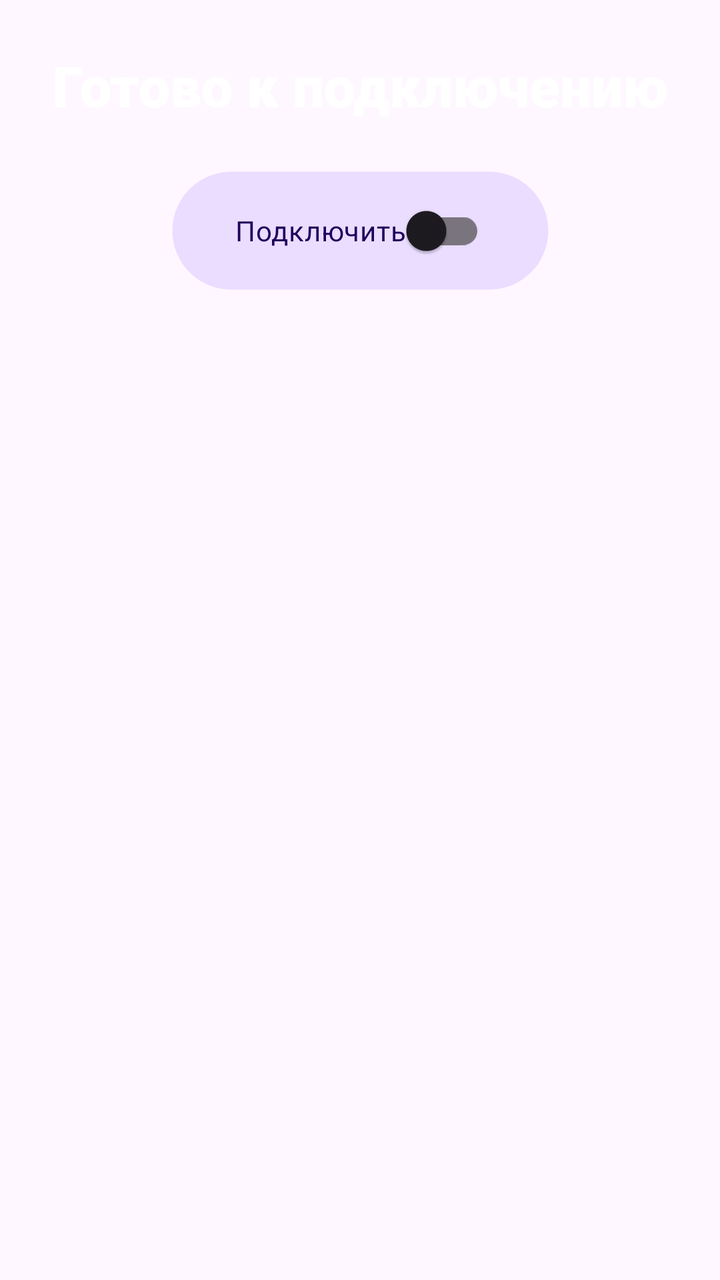
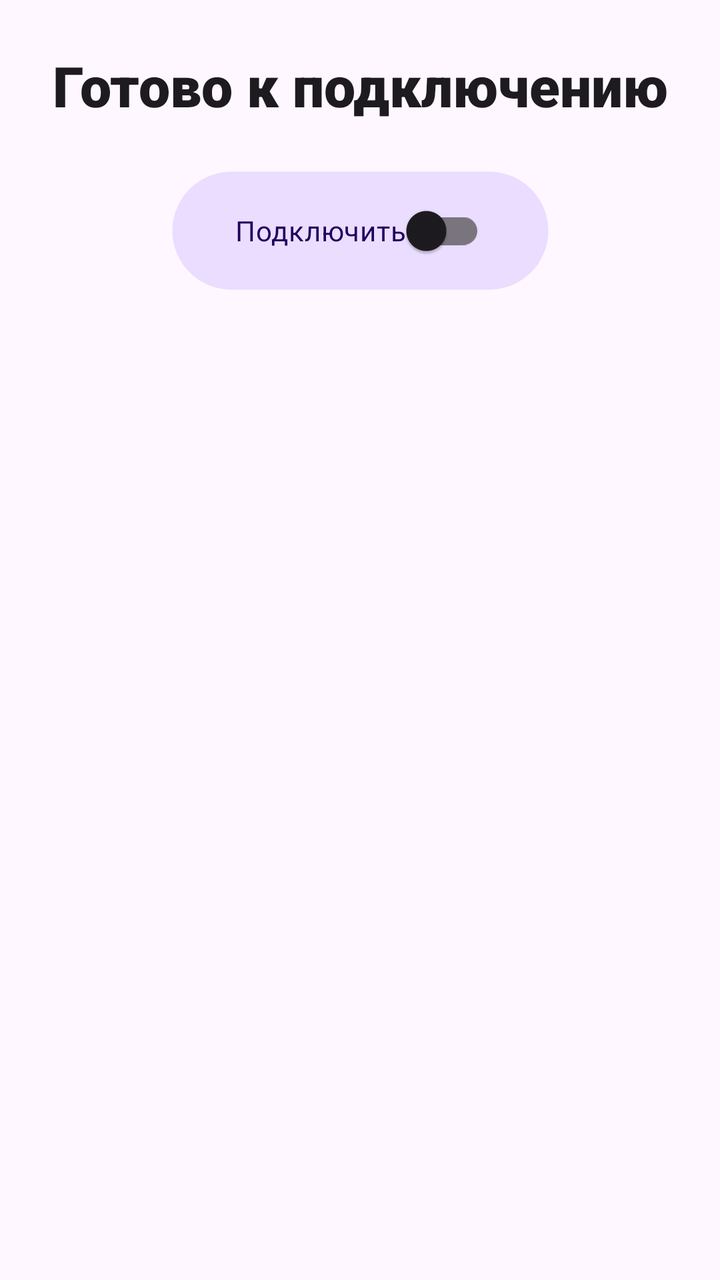

Compare the two renders of this Android layout. The source of the first and the diff that turns it into the second are given below.
<!-- AndroidManifest.xml: application theme DefaultTheme -->
<!-- res/layout/fragment_connect.xml -->
<?xml version="1.0" encoding="utf-8"?>
<ScrollView xmlns:android="http://schemas.android.com/apk/res/android"
    xmlns:app="http://schemas.android.com/apk/res-auto"
    xmlns:tools="http://schemas.android.com/tools"
    android:layout_width="match_parent"
    android:layout_height="match_parent"
    android:fillViewport="true">

    <androidx.constraintlayout.widget.ConstraintLayout
        android:layout_width="match_parent"
        android:layout_height="wrap_content"
        android:backgroundTint="#0E1621">

        <TextView
            android:id="@+id/tvTitle"
            android:layout_width="wrap_content"
            android:layout_height="wrap_content"
            android:layout_marginTop="24dp"
            android:fontFamily="sans-serif-black"
            android:text="@string/secure_your_connection_title"
            android:textAppearance="@style/TextAppearance.Material3.HeadlineMedium"
            android:textColor="@android:color/white"
            app:layout_constraintEnd_toEndOf="parent"
            app:layout_constraintStart_toStartOf="parent"
            app:layout_constraintTop_toTopOf="parent" />

        <com.google.android.material.switchmaterial.SwitchMaterial
            android:id="@+id/switchConnect"
            android:layout_width="wrap_content"
            android:layout_height="60dp"
            android:layout_marginTop="24dp"
            android:background="@drawable/btn_shape_round"
            android:backgroundTint="?attr/colorPrimaryContainer"
            android:textColor="?attr/colorOnPrimaryContainer"
            android:paddingStart="@dimen/button_horizontal_med_margin"
            android:paddingTop="@dimen/button_horizontal_small_margin"
            android:paddingEnd="@dimen/button_horizontal_med_margin"
            android:paddingBottom="@dimen/button_horizontal_small_margin"
            android:text="@string/connect"
            app:layout_constraintEnd_toEndOf="parent"
            app:layout_constraintStart_toStartOf="parent"
            app:layout_constraintTop_toBottomOf="@+id/tvTitle" />

        <ListView
            android:id="@+id/lvConnected"
            android:layout_width="0dp"
            android:layout_height="240dp"
            android:layout_marginStart="24dp"
            android:layout_marginTop="16dp"
            android:layout_marginEnd="24dp"
            android:dividerHeight="1dp"
            android:drawSelectorOnTop="true"
            android:visibility="visible"
            app:layout_constraintEnd_toEndOf="parent"
            app:layout_constraintStart_toStartOf="parent"
            app:layout_constraintTop_toBottomOf="@+id/switchConnect"
            app:layout_constraintBottom_toTopOf="@+id/progressBar" />

        <ProgressBar
            android:id="@+id/progressBar"
            style="@android:style/Widget.DeviceDefault.ProgressBar.Horizontal"
            android:layout_width="0dp"
            android:layout_height="36dp"
            android:layout_marginStart="24dp"
            android:layout_marginEnd="24dp"
            android:layout_marginBottom="24dp"
            android:progressTint="?attr/colorPrimary"
            android:visibility="invisible"
            app:layout_constraintBottom_toBottomOf="parent"
            app:layout_constraintEnd_toEndOf="parent"
            app:layout_constraintStart_toStartOf="parent"
            tools:progress="33"
            tools:visibility="visible" />

    </androidx.constraintlayout.widget.ConstraintLayout>
</ScrollView>
<!-- resources referenced by this layout -->
<resources>
  <dimen name="button_horizontal_med_margin">32dp</dimen>
  <dimen name="button_horizontal_small_margin">16dp</dimen>
  <!-- drawable btn_shape_round (drawable) -->
  <?xml version="1.0" encoding="utf-8"?>
  <shape xmlns:android="http://schemas.android.com/apk/res/android"
      android:padding="16dp"
      android:shape="rectangle">
      <stroke
          android:width="1dp"
          android:color="@android:color/transparent" />
      <corners android:radius="32dp" />
  </shape>
  <string name="connect">Подключить</string>
  <string name="secure_your_connection_title">Готово к подключению</string>
  <style name="DefaultTheme" parent="Theme.Material3.DayNight.NoActionBar">
          <item name="preferenceTheme">@style/PrefsTheme</item>
      </style>
  <style name="PrefsTheme" parent="PreferenceThemeOverlay">
          <item name="android:layout">@layout/fragment_settings</item>
      </style>
</resources>

<!-- the commit's change to res/layout/fragment_connect.xml (unified diff, before → after) -->
@@ -8,8 +8,7 @@
 
     <androidx.constraintlayout.widget.ConstraintLayout
         android:layout_width="match_parent"
-        android:layout_height="wrap_content"
-        android:backgroundTint="#0E1621">
+        android:layout_height="wrap_content">
 
         <TextView
             android:id="@+id/tvTitle"
@@ -19,7 +18,6 @@
             android:fontFamily="sans-serif-black"
             android:text="@string/secure_your_connection_title"
             android:textAppearance="@style/TextAppearance.Material3.HeadlineMedium"
-            android:textColor="@android:color/white"
             app:layout_constraintEnd_toEndOf="parent"
             app:layout_constraintStart_toStartOf="parent"
             app:layout_constraintTop_toTopOf="parent" />
@@ -44,7 +42,7 @@
         <ListView
             android:id="@+id/lvConnected"
             android:layout_width="0dp"
-            android:layout_height="240dp"
+            android:layout_height="380dp"
             android:layout_marginStart="24dp"
             android:layout_marginTop="16dp"
             android:layout_marginEnd="24dp"
